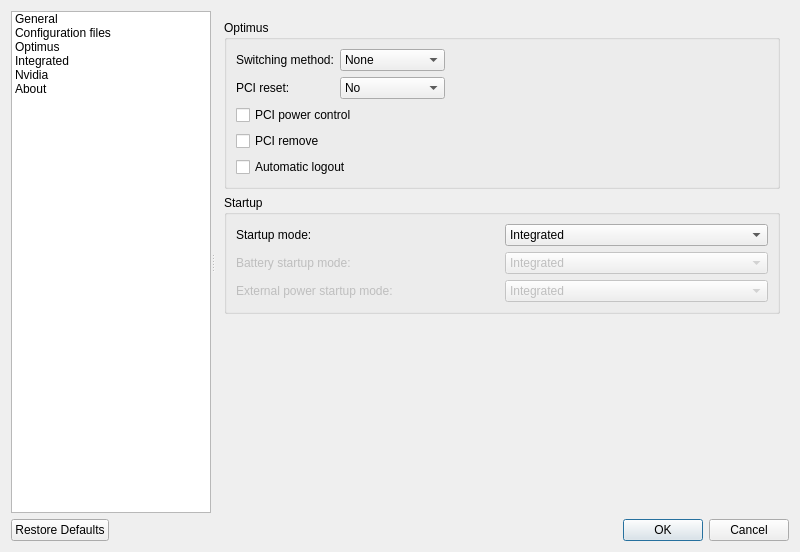
The window that src/settingsdialog.ui (Shatur/optimus-manager-qt) describes before a commit, drawn with Qt 5.
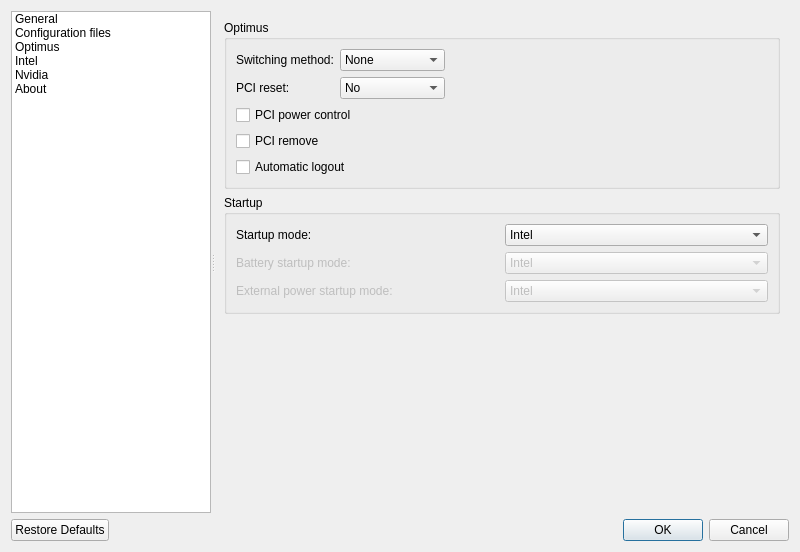
The same window after the commit. The open tabs and pages were chosen to show the change. Icons and pictures are not drawn.

```diff
--- a/src/settingsdialog.ui
+++ b/src/settingsdialog.ui
@@ -83,7 +83,7 @@
       </item>
       <item>
        <property name="text">
-        <string notr="true">Integrated</string>
+        <string notr="true">Intel</string>
        </property>
        <property name="icon">
         <iconset theme="integrated">
@@ -539,7 +539,7 @@
              </property>
              <item>
               <property name="text">
-               <string notr="true">Integrated</string>
+               <string notr="true">Intel</string>
               </property>
               <property name="icon">
                <iconset theme="prime-intel">
@@ -593,7 +593,7 @@
              </property>
              <item>
               <property name="text">
-               <string notr="true">Integrated</string>
+               <string notr="true">Intel</string>
               </property>
               <property name="icon">
                <iconset theme="prime-integrated">
@@ -627,7 +627,7 @@
              </property>
              <item>
               <property name="text">
-               <string notr="true">Integrated</string>
+               <string notr="true">Intel</string>
               </property>
               <property name="icon">
                <iconset theme="prime-intel">
```
Left out of the diff: 62 changed lines with no effect on the pictures.
